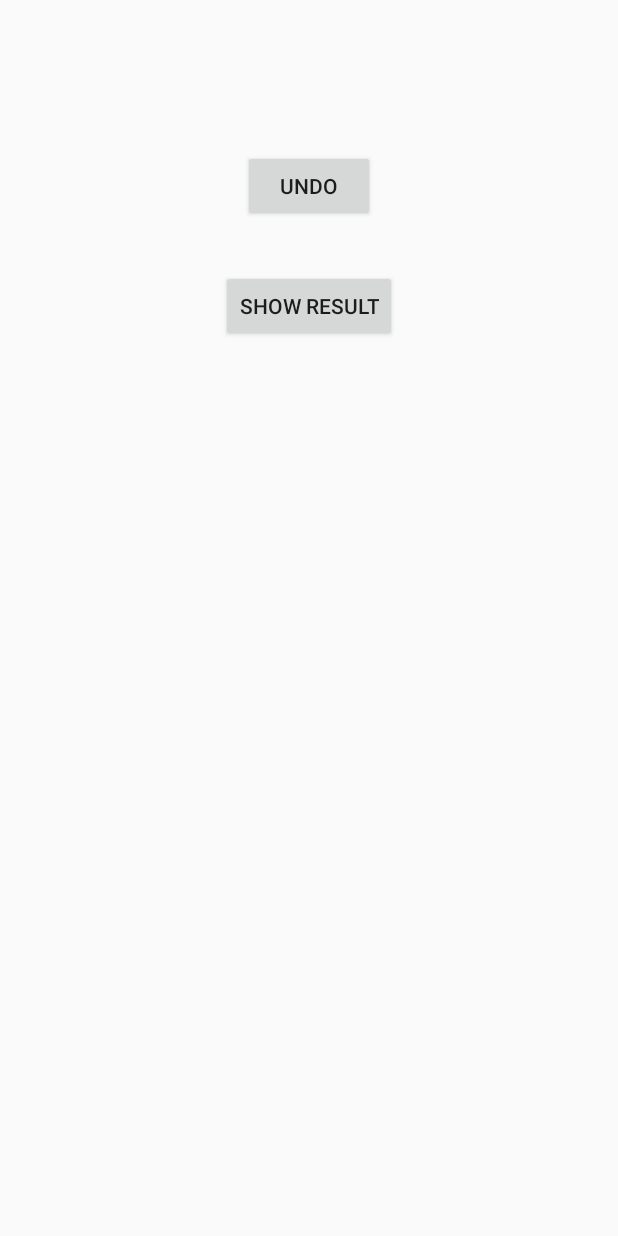
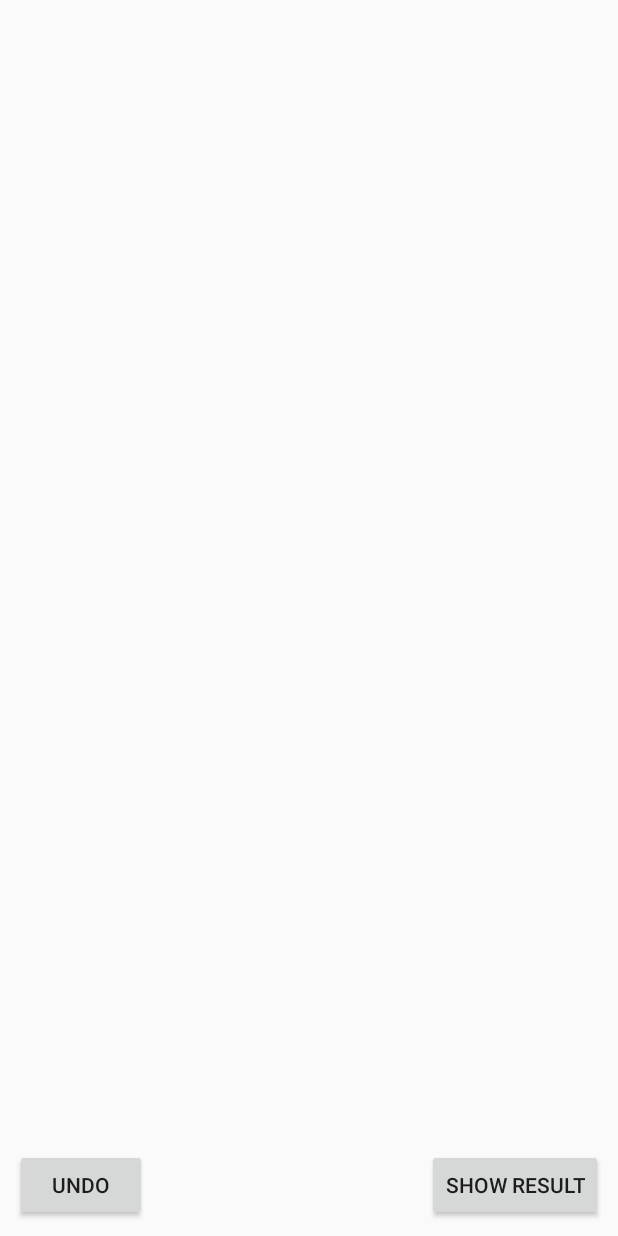
Before and after one commit to gpadilha/MeasuredByPictures, an Android app: the layout activity_image.xml on its own in the app's theme, with its tools: preview values and no code run, on a phone screen of 412 x 824 dp. Run offline under Robolectric (Android 15) with nearby library versions, the phone set to English and light mode, and no system bars.

```diff
--- a/app/src/main/java/com/momogui/measuredbypictures/DrawingView.java
+++ b/app/src/main/java/com/momogui/measuredbypictures/DrawingView.java
@@ -71,8 +71,12 @@ public class DrawingView extends View {
     protected void onDraw(Canvas canvas) {
         super.onDraw(canvas);
 
-        canvas.drawBitmap(mBitmap, new Rect(0, 0, mBitmap.getWidth(), mBitmap.getHeight()),
-                new Rect(0, 0, getWidth(), getHeight()), mBitmapPaint);
+        float ratio = Math.max(getWidth()/mBitmap.getWidth(), getHeight()/mBitmap.getHeight());
+
+//        canvas.drawBitmap(mBitmap, new Rect(0, 0, mBitmap.getWidth(), mBitmap.getHeight()),
+//                new Rect(0, 0, getWidth(), getHeight()), mBitmapPaint);
+
+        canvas.drawBitmap(mBitmap, null, new Rect(0, 0 , Math.round(mBitmap.getWidth()*ratio), Math.round(mBitmap.getHeight()*ratio)), null);
         for(int i=0; i < mPathList.size(); i++) {
             setStrokeColor(i);
             canvas.drawPath(mPathList.get(i), mPaint);
--- a/app/src/main/java/com/momogui/measuredbypictures/ImageAdapter.java
+++ b/app/src/main/java/com/momogui/measuredbypictures/ImageAdapter.java
@@ -4,7 +4,6 @@ package com.momogui.measuredbypictures;
 import android.content.Context;
 import android.graphics.BitmapFactory;
 import android.net.Uri;
-import android.support.v4.content.FileProvider;
 import android.view.View;
 import android.view.ViewGroup;
 import android.widget.BaseAdapter;
@@ -28,8 +27,8 @@ public class ImageAdapter extends BaseAdapter{
         File[] dirs = mContext.getExternalFilesDirs(DIRECTORY_PICTURES);
         for (File dir: dirs) {
             String[] images = dir.list();
-            for(String image : images) {
-                String imageFullPath = dir + "/" + image;
+            for(int i = images.length-1; i >=0 ; i--){
+                String imageFullPath = dir + "/" + images[i];
                 galleryItems.add(new GalleryItem(BitmapFactory.decodeFile(imageFullPath), Uri.parse(imageFullPath)));
                 if(galleryItems.size() == 40) return; //limit of 40 pictures on the main activity
             }
--- a/app/src/main/res/layout/activity_image.xml
+++ b/app/src/main/res/layout/activity_image.xml
@@ -16,15 +16,19 @@
         android:layout_width="wrap_content"
         android:layout_height="wrap_content"
         android:text="@string/undo"
-        android:layout_marginTop="100dp"
-        android:layout_centerHorizontal="true"/>
+        android:layout_alignParentStart="true"
+        android:layout_alignParentBottom="true"
+        android:layout_marginStart="10dp"
+        android:layout_marginBottom="10dp"/>
 
     <Button
         android:id="@+id/show_result_button"
         android:layout_width="wrap_content"
         android:layout_height="wrap_content"
         android:text="@string/show_result"
-        android:layout_marginTop="180dp"
-        android:layout_centerHorizontal="true"/>
+        android:layout_alignParentEnd="true"
+        android:layout_alignParentBottom="true"
+        android:layout_marginEnd="10dp"
+        android:layout_marginBottom="10dp" />
 
 </RelativeLayout>
```
